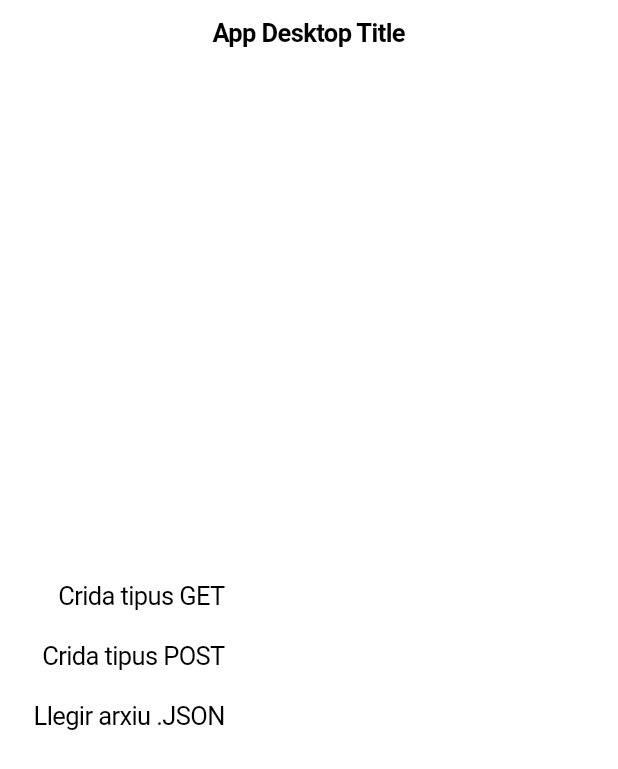
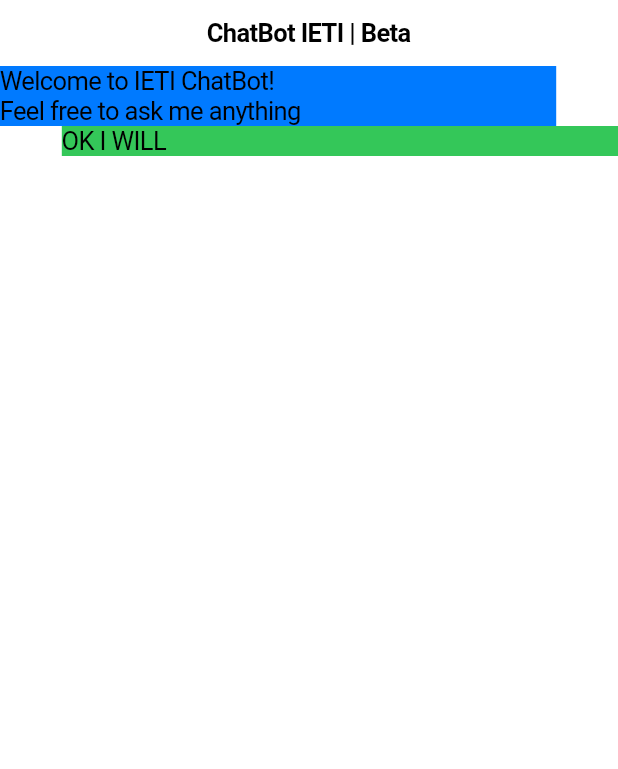
Before and after one commit to PatricioGitHub1/mp09_chatbot_ieti, a Flutter app: the screen it shows after launch, on a phone screen of 412 x 824 dp. Shown: the top 769 px of the screen. Run offline on Flutter 3.47's test engine with Material 3 defaults, Android fonts, the phone set to English and light mode, and no system bars; our stand-ins replace file_picker; missing offline and left inert: flutter_cupertino_desktop_kit, window_manager.

Commit message:
creado layout de chat

```diff
--- a/flutter_postget/lib/app.dart
+++ b/flutter_postget/lib/app.dart
@@ -1,6 +1,6 @@
 import 'package:flutter/cupertino.dart';
 import 'package:flutter_cupertino_desktop_kit/cdk.dart';
-import 'layout_desktop.dart';
+import 'package:flutter_postget/layout_chat.dart';
 
 // Main application widget
 class App extends StatefulWidget {
@@ -17,7 +17,8 @@ class AppState extends State<App> {
     return const CDKApp(
         defaultAppearance: "system", // system, light, dark
         defaultColor: "systemBlue",
-        child: LayoutDesktop(title: "App Desktop Title"));
+        // child: LayoutDesktop(title: "App Desktop Title"));
+        child: LayoutChat(title: "ChatBot IETI | Beta"));
   }
 
   // Definir el contingut del widget 'App'
--- a/flutter_postget/lib/app_data.dart
+++ b/flutter_postget/lib/app_data.dart
@@ -6,6 +6,11 @@ import 'package:flutter/material.dart';
 import 'package:flutter/services.dart';
 import 'package:http/http.dart' as http;
 import 'package:http_parser/http_parser.dart';
+
+enum UserType {
+    chatBot,
+    human,
+}
 
 class AppData with ChangeNotifier {
   // Access appData globaly with:
@@ -195,3 +200,25 @@ class AppData with ChangeNotifier {
     }
   }
 }
+
+
+class MessageBox {
+  UserType owner;
+  String textContent = "";
+  bool hasImage;
+  late File image;
+
+  // Constructor with named parameters
+  MessageBox({
+    required this.owner, // Add the owner parameter
+    required this.textContent,
+    this.hasImage = false,
+    required this.image,
+  });
+
+  // Additional constructor for cases without an image
+  MessageBox.textOnly({
+    required this.owner, // Add the owner parameter
+    required this.textContent,
+  }) : hasImage = false;
+}
--- /dev/null
+++ b/flutter_postget/lib/layout_chat.dart
@@ -0,0 +1,67 @@
+import 'package:flutter/cupertino.dart';
+import 'app_data.dart';
+
+class LayoutChat extends StatefulWidget {
+  const LayoutChat({super.key, required this.title});
+
+  final String title;
+
+  @override
+  State<LayoutChat> createState() => _LayoutChatState();
+}
+
+class _LayoutChatState extends State<LayoutChat> {
+  double windowHeight = 0;
+  double windowWidth = 0;
+  @override
+  Widget build(BuildContext context) {
+    windowHeight = MediaQuery.of(context).size.height;
+    windowWidth = MediaQuery.of(context).size.width  * 0.8;
+
+    if (windowWidth < 350) {
+      windowWidth = MediaQuery.of(context).size.width;
+    }
+
+    List<MessageBox> mensajes = [];
+    mensajes.add(MessageBox.textOnly(owner: UserType.chatBot, textContent: "Welcome to IETI ChatBot!"));
+    mensajes.add(MessageBox.textOnly(owner: UserType.chatBot, textContent: "Feel free to ask me anything"));
+    mensajes.add(MessageBox.textOnly(owner: UserType.human, textContent: "OK I WILL"));
+
+    return CupertinoPageScaffold(
+        navigationBar: CupertinoNavigationBar(
+          middle: Text(widget.title),
+        ),
+        child: Center(child: Container(
+          width: windowWidth,
+          height: windowHeight,
+          color: CupertinoColors.white,
+          child: CupertinoScrollbar(
+            child: ListView.builder(
+              itemCount: mensajes.length,
+              itemBuilder: (context, index) {
+                return buildMessageItem(mensajes[index]);
+              },
+            ),
+          ),)
+    ));
+  }
+
+  Widget buildMessageItem(MessageBox message) {
+    double txtBubbleWidth = windowWidth * 0.45;
+    if (txtBubbleWidth < 350) {
+      txtBubbleWidth = windowWidth * 0.90;
+    }
+    return Align(
+      alignment: message.owner == UserType.chatBot ? Alignment.centerLeft : Alignment.centerRight,
+      child: Container(
+        width: txtBubbleWidth,
+        color: message.owner == UserType.chatBot ? CupertinoColors.activeBlue : CupertinoColors.activeGreen,
+        child: Text(
+        message.textContent,
+        style: CupertinoTheme.of(context).textTheme.textStyle,
+      ),
+      ),
+    );
+
+  }
+}
```
